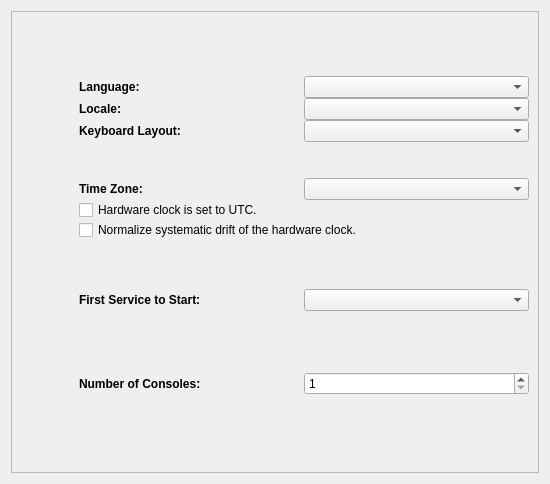
First picture: the form in kde4/system-manager/manager/ui/main.ui, repository pars-linux/uludag, before the edit.
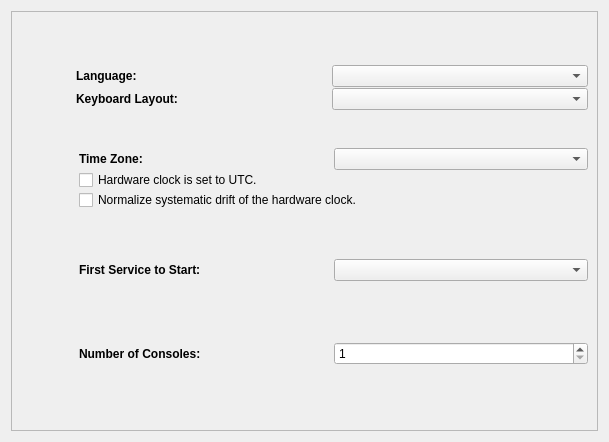
Second picture: the form after the edit.

```diff
--- a/kde4/system-manager/manager/ui/main.ui
+++ b/kde4/system-manager/manager/ui/main.ui
@@ -6,8 +6,8 @@
    <rect>
     <x>0</x>
     <y>0</y>
-    <width>550</width>
-    <height>484</height>
+    <width>609</width>
+    <height>442</height>
    </rect>
   </property>
   <property name="windowTitle">
@@ -60,8 +60,8 @@
           </property>
           <property name="sizeHint" stdset="0">
            <size>
-            <width>10</width>
-            <height>5</height>
+            <width>7</width>
+            <height>13</height>
            </size>
           </property>
          </spacer>
@@ -91,28 +91,6 @@
            <widget class="QComboBox" name="comboLanguage"/>
           </item>
           <item row="1" column="0">
-           <widget class="QLabel" name="label_3">
-            <property name="minimumSize">
-             <size>
-              <width>100</width>
-              <height>0</height>
-             </size>
-            </property>
-            <property name="font">
-             <font>
-              <weight>75</weight>
-              <bold>true</bold>
-             </font>
-            </property>
-            <property name="text">
-             <string>Locale:</string>
-            </property>
-           </widget>
-          </item>
-          <item row="1" column="1">
-           <widget class="QComboBox" name="comboLocale"/>
-          </item>
-          <item row="2" column="0">
            <widget class="QLabel" name="label_2">
             <property name="minimumSize">
              <size>
@@ -131,7 +109,7 @@
             </property>
            </widget>
           </item>
-          <item row="2" column="1">
+          <item row="1" column="1">
            <widget class="QComboBox" name="comboKeyboard"/>
           </item>
          </layout>
```
Left out of the diff: 26 changed lines with no effect on the pictures.
